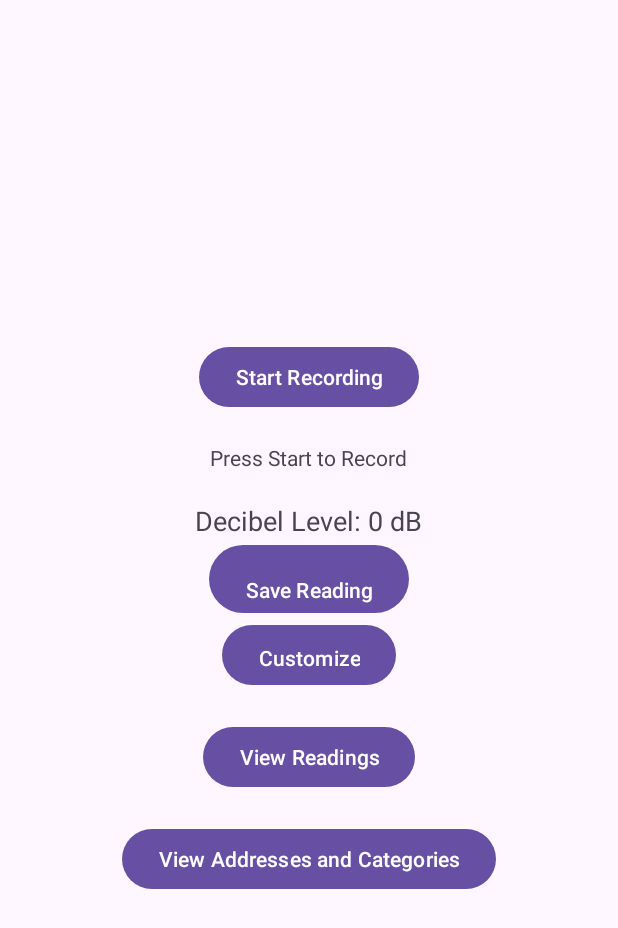
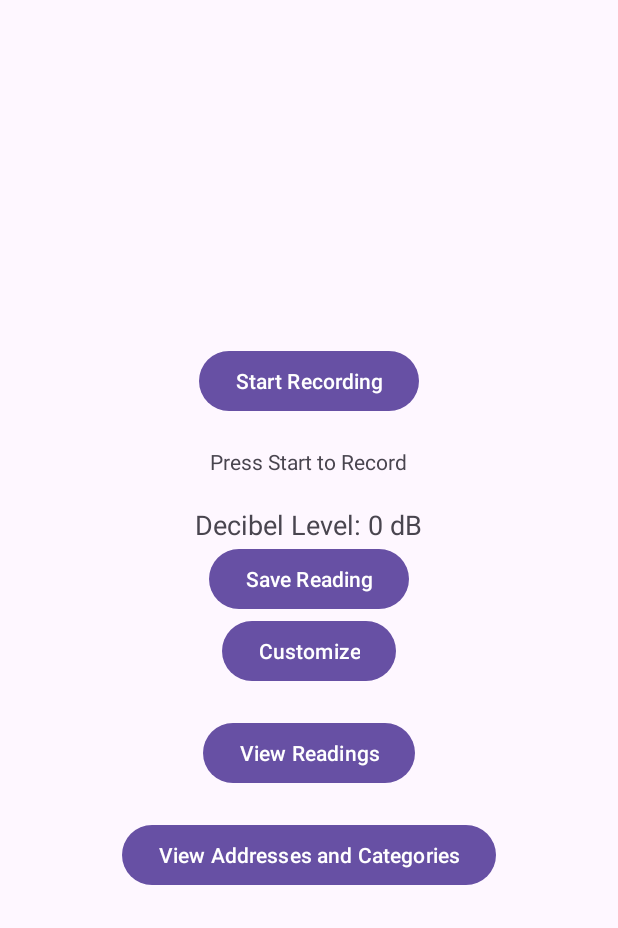
Before and after one commit to rayzathegrave/micapp, an Android app: the screen it shows after launch (MainActivity), on a phone screen of 412 x 824 dp. Shown: the top 928 px of the screen. Run offline under Robolectric (Android 15) with nearby library versions, the phone set to English and light mode, and no system bars.

Commit message:
styling iets aangepast en nu nog eigen logo toevoegen

```diff
--- a/app/src/main/res/layout/activity_main.xml
+++ b/app/src/main/res/layout/activity_main.xml
@@ -40,7 +40,6 @@
         android:id="@+id/btn_save_reading"
         android:layout_width="wrap_content"
         android:layout_height="wrap_content"
-        android:paddingTop="20dp"
         android:text="Save Reading" />
 
     <Button
@@ -48,7 +47,7 @@
         android:layout_width="wrap_content"
         android:layout_height="wrap_content"
         android:text="Customize"
-        android:paddingTop="10dp"/>
+        />
 
     <Button
         android:id="@+id/btn_view_readings"
--- a/app/src/main/res/layout/activity_save_reading.xml
+++ b/app/src/main/res/layout/activity_save_reading.xml
@@ -33,5 +33,5 @@
         android:layout_width="wrap_content"
         android:layout_height="wrap_content"
         android:text="Confirm Selection"
-        android:paddingTop="20dp"/>
+        />
 </LinearLayout>
```
